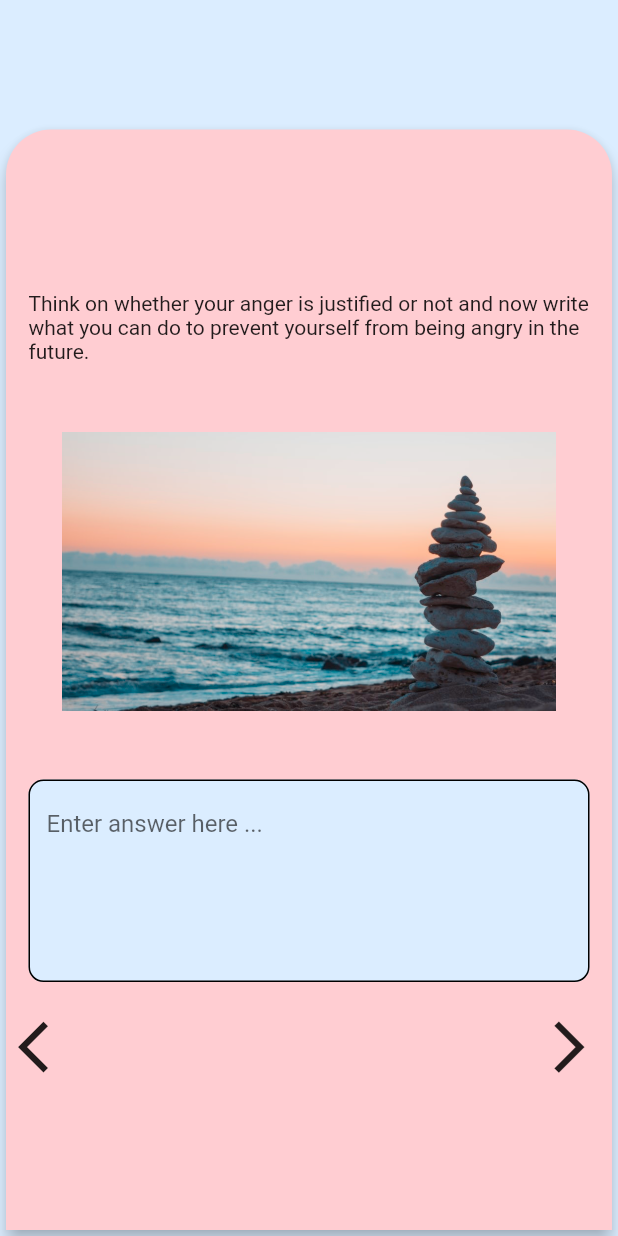
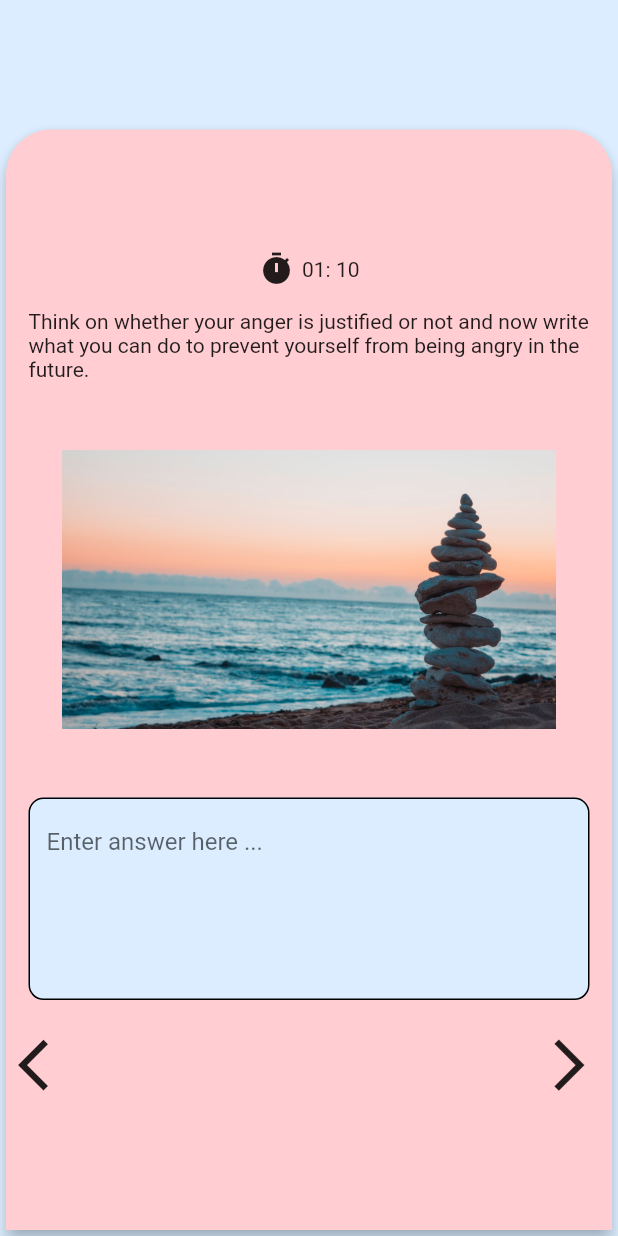
Before and after one commit to SashvDave/Kwit, a Flutter app: the Anger1 screen opened directly, after a tap on the "arrow forward ios" icon, on a phone screen of 412 x 824 dp. Run offline on Flutter 3.47's test engine with Material 2 defaults, Android fonts, the light colour scheme and no system bars; our stand-ins replace audioplayers, image_picker.

Commit message:
fix anger screens

```diff
--- a/lib/anger.dart
+++ b/lib/anger.dart
@@ -79,7 +79,7 @@ class _AngerState extends State<Anger> {
                         isPlaying = false;
                       });
                     } else {
-                      audioCache.loop('OptimistByBorrtexArtlist.mp3');
+                      audioCache.play('Calm.mp3');
                       setState(() {
                         isPlaying = true;
                       });
--- a/lib/anger1.dart
+++ b/lib/anger1.dart
@@ -1,6 +1,7 @@
 import 'package:flutter/material.dart';
 import 'anger2.dart';
 import 'anger.dart';
+import 'dart:async';
 
 class Anger1 extends StatefulWidget {
   @override
@@ -9,6 +10,28 @@ class Anger1 extends StatefulWidget {
 
 class _Anger1State extends State<Anger1> {
   final _textController = TextEditingController();
+  final interval = const Duration(seconds: 1);
+  final int timerMaxSeconds = 73;
+  int currentSeconds = 0;
+
+  String get timerText =>
+      '${((timerMaxSeconds - currentSeconds) ~/ 60).toString().padLeft(2, '0')}: ${((timerMaxSeconds - currentSeconds) % 60).toString().padLeft(2, '0')}';
+
+  startTimeout([int milliseconds]) {
+    var duration = interval;
+    Timer.periodic(duration, (timer) {
+      setState(() {
+        print(timer.tick);
+        currentSeconds = timer.tick;
+        if (timer.tick >= timerMaxSeconds) timer.cancel();
+      });
+    });
+  }
+
+  void initState() {
+    super.initState();
+    startTimeout();
+  }
 
   void goBack() {
     Navigator.push(context, MaterialPageRoute(builder: (context) => Anger()));
@@ -17,7 +40,7 @@ class _Anger1State extends State<Anger1> {
   void _submitData() {
     final enteredText = _textController.text;
 
-    if (enteredText.isEmpty) {
+    if (timerText != "00: 00" || enteredText.isEmpty) {
       return;
     } else {
       Navigator.push(
@@ -44,6 +67,16 @@ class _Anger1State extends State<Anger1> {
             child: Column(
               mainAxisAlignment: MainAxisAlignment.center,
               children: <Widget>[
+                Row(
+                  mainAxisSize: MainAxisSize.min,
+                  children: <Widget>[
+                    Icon(Icons.timer),
+                    SizedBox(
+                      width: 5,
+                    ),
+                    Text(timerText)
+                  ],
+                ),
                 Padding(
                   padding: const EdgeInsets.all(15.0),
                   child: Text(
--- a/pubspec.yaml
+++ b/pubspec.yaml
@@ -49,7 +49,7 @@ flutter:
     - assets/waterdrop.jpg
     - assets/peaceful.jpg
     - assets/sunset.png
-    - assets/OptimistByBorrtexArtlist.mp3
+    - assets/Calm.mp3
 
   # An image asset can refer to one or more resolution-specific "variants", see
   # https://flutter.dev/assets-and-images/#resolution-aware.
```
Also changed, not shown: lib/anger2.dart (+34 -1 lines), lib/anger3.dart (+44 -4 lines), 1 other file.
